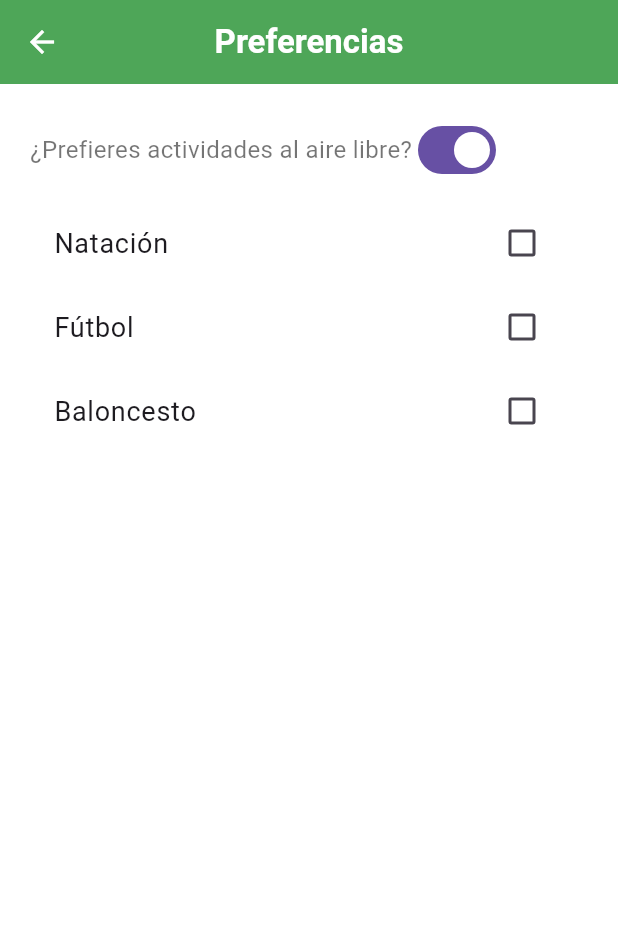
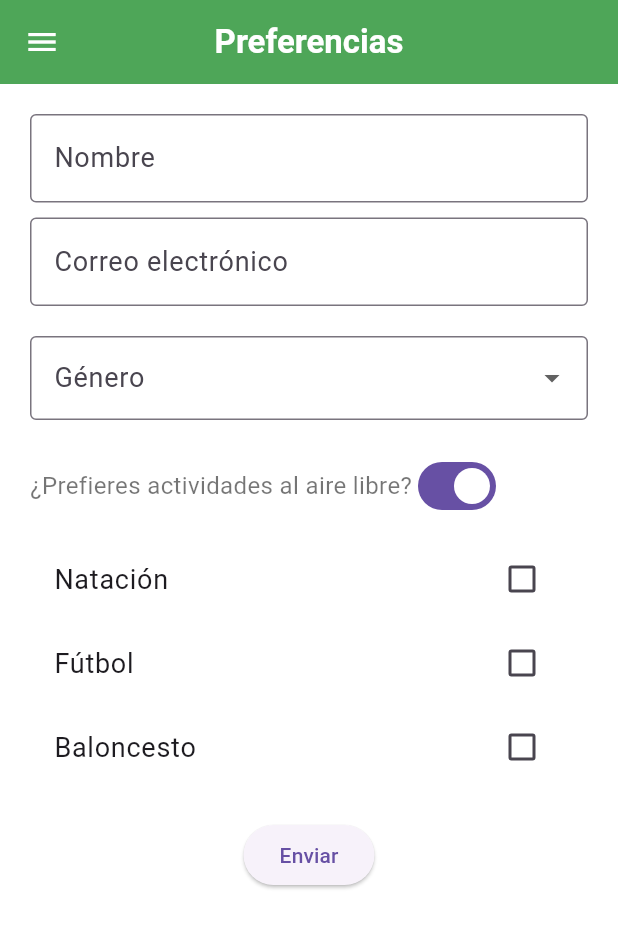
Before and after one commit to DavidFGPicasso/flutter_David_Flores2025-2026, a Flutter app: the PreferenciasScreen screen opened by its route, on a phone screen of 412 x 824 dp. Shown: the top 928 px of the screen. Run offline on Flutter 3.47's test engine with Material 3 defaults, Android fonts, the light colour scheme and no system bars; our stand-ins replace google_fonts.

Commit message:
entrega 8 (V2)

```diff
--- a/actividad1/actividad1/lib/screens/adivina_numero_screen.dart
+++ b/actividad1/actividad1/lib/screens/adivina_numero_screen.dart
@@ -1,4 +1,5 @@
 import 'package:flutter/material.dart';
+import '../../widgets/custom_drawer.dart';
 import 'dart:math';
 
 class AdivinaNumeroScreen extends StatefulWidget {
@@ -29,6 +30,7 @@
   @override
   Widget build(BuildContext context) {
     return Scaffold(
+      drawer: const CustomDrawer(),
       appBar: AppBar(title: const Text('Adivina el número')),
       body: Padding(
         padding: const EdgeInsets.all(20),
--- a/actividad1/actividad1/lib/screens/preferencias_screen.dart
+++ b/actividad1/actividad1/lib/screens/preferencias_screen.dart
@@ -1,4 +1,5 @@
 import 'package:flutter/material.dart';
+import '../../widgets/custom_drawer.dart';
 
 class PreferenciasScreen extends StatefulWidget {
   const PreferenciasScreen({super.key});
@@ -8,7 +9,10 @@
 }
 
 class _PreferenciasScreenState extends State<PreferenciasScreen> {
+  final _formKey = GlobalKey<FormState>();
+
   bool _prefiereExterior = true;
+
   final Map<String, bool> _opciones = {
     'Natación': false,
     'Fútbol': false,
@@ -18,8 +22,12 @@
     'YouTube': false,
   };
 
+  final TextEditingController _nombreController = TextEditingController();
+  final TextEditingController _emailController = TextEditingController();
+  String? _generoSeleccionado;
+
   List<Widget> _generarOpciones() {
-    final List<String> visibles = _prefiereExterior
+    final visibles = _prefiereExterior
         ? ['Natación', 'Fútbol', 'Baloncesto']
         : ['Cocinar', 'Videojuegos', 'YouTube'];
 
@@ -27,21 +35,95 @@
       return CheckboxListTile(
         title: Text(opcion),
         value: _opciones[opcion],
-        onChanged: (bool? valor) {
+        onChanged: (valor) {
           setState(() => _opciones[opcion] = valor ?? false);
         },
       );
     }).toList();
   }
 
+  void _enviarFormulario() {
+    if (_formKey.currentState!.validate()) {
+      final nombre = _nombreController.text.trim();
+      final email = _emailController.text.trim();
+      final genero = _generoSeleccionado ?? "No especificado";
+
+      ScaffoldMessenger.of(context).showSnackBar(
+        SnackBar(
+          content: Text(
+            "Nombre: $nombre\n"
+            "Email: $email\n"
+            "Género: $genero\n"
+            "Exterior: $_prefiereExterior\n"
+            "Opciones: $_opciones",
+          ),
+        ),
+      );
+    }
+  }
+
   @override
   Widget build(BuildContext context) {
     return Scaffold(
+      drawer: const CustomDrawer(),
       appBar: AppBar(title: const Text('Preferencias')),
-      body: Padding(
+      body: SingleChildScrollView(
         padding: const EdgeInsets.all(20),
+        child: Form(
+          key: _formKey,
           child: Column(
             children: [
+              TextFormField(
+                controller: _nombreController,
+                decoration: const InputDecoration(
+                  labelText: 'Nombre',
+                  border: OutlineInputBorder(),
+                ),
+                validator: (valor) {
+                  if (valor == null || valor.isEmpty) {
+                    return 'Introduce tu nombre';
+                  }
+                  if (!RegExp(r'^[a-zA-ZÀ-ÿ\s]+$').hasMatch(valor)) {
+                    return 'Solo letras y espacios';
+                  }
+                  return null;
+                },
+              ),
+              const SizedBox(height: 10),
+              TextFormField(
+                controller: _emailController,
+                decoration: const InputDecoration(
+                  labelText: 'Correo electrónico',
+                  border: OutlineInputBorder(),
+                ),
+                keyboardType: TextInputType.emailAddress,
+                validator: (valor) {
+                  if (valor == null || valor.isEmpty) {
+                    return 'Introduce tu correo';
+                  }
+                  if (!RegExp(r'^[^@]+@[^@]+\.[^@]+').hasMatch(valor)) {
+                    return 'Correo inválido';
+                  }
+                  return null;
+                },
+              ),
+              const SizedBox(height: 20),
+              DropdownButtonFormField<String>(
+                initialValue: _generoSeleccionado,
+                decoration: const InputDecoration(
+                  labelText: 'Género',
+                  border: OutlineInputBorder(),
+                ),
+                items: const [
+                  DropdownMenuItem(value: 'Hombre', child: Text('Hombre')),
+                  DropdownMenuItem(value: 'Mujer', child: Text('Mujer')),
+                  DropdownMenuItem(value: 'Otro', child: Text('Otro')),
+                ],
+                onChanged: (valor) {
+                  setState(() => _generoSeleccionado = valor);
+                },
+              ),
+              const SizedBox(height: 20),
               Row(
                 children: [
                   const Text('¿Prefieres actividades al aire libre?'),
@@ -55,7 +137,14 @@
               ),
               const SizedBox(height: 10),
               ..._generarOpciones(),
+
+              const SizedBox(height: 20),
+              ElevatedButton(
+                onPressed: _enviarFormulario,
+                child: const Text('Enviar'),
+              ),
             ],
+          ),
         ),
       ),
     );
```
Lines whose indentation alone changed are shown as unchanged.
